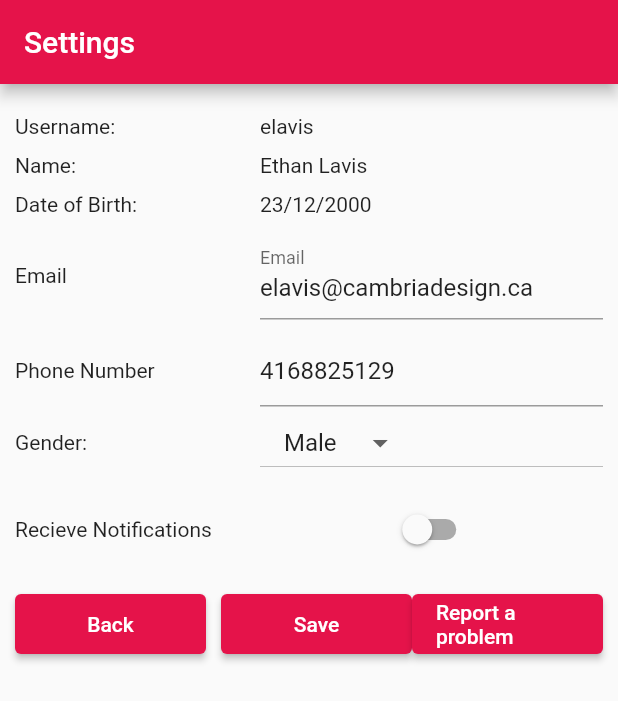
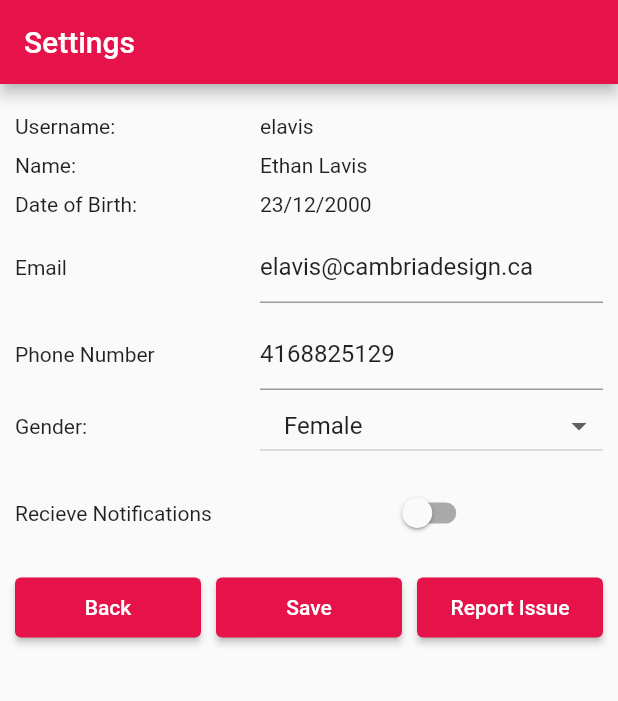
Before and after one commit to CymruLavis/Interano, a Flutter app: the screen it shows after launch, after a tap on "Back", on a phone screen of 412 x 824 dp. Shown: the top 701 px of the screen. Run offline on Flutter 3.47's test engine with Material 2 defaults, Android fonts, the phone set to English and light mode, and no system bars; our stand-ins replace email_validator, google_maps_flutter; missing offline and left inert: dart:html.

Commit message:
worked on personal settings validations

```diff
--- a/lib/settings.dart
+++ b/lib/settings.dart
@@ -1,3 +1,5 @@
+import 'dart:html';
+
 import 'package:flutter/material.dart';
 import 'map_page.dart';
 import 'models/colourSwatch.dart';
@@ -33,6 +35,7 @@ class SettingsWidget extends StatefulWidget {
 class SettingsWidgets extends State<SettingsWidget> {
   int flex1 = 5;
   int flex2 = 7;
+  int flexThirds = 2;
   bool notificationsSwitch = true;
   bool isVisible = false;
   final email = TextEditingController();
@@ -47,10 +50,9 @@ class SettingsWidgets extends State<SettingsWidget> {
     '23/12/2000',
     'elavis@cambriadesign.ca',
     '4168825129',
-    'chery potatoe',
+    'Female',
     false
   ];
-  String dropDown = 'Male';
 
   @override
   Widget build(BuildContext context) {
@@ -100,7 +102,6 @@ class SettingsWidgets extends State<SettingsWidget> {
                     initialValue: initialValues[3],
                     decoration: const InputDecoration(
                       border: UnderlineInputBorder(),
-                      labelText: 'Email',
                     ),
                     onChanged: (value) {
                       if (emailValidation(email.text) == false) {
@@ -163,7 +164,8 @@ class SettingsWidgets extends State<SettingsWidget> {
                   child: ButtonTheme(
                     alignedDropdown: true,
                     child: DropdownButton(
-                      value: dropDown,
+                      isExpanded: true,
+                      value: initialValues[5],
                       items: [
                         DropdownMenuItem(child: Text("Male"), value: "Male"),
                         DropdownMenuItem(
@@ -178,7 +180,7 @@ class SettingsWidgets extends State<SettingsWidget> {
                       onChanged: (value) {
                         if (value is String) {
                           setState(() {
-                            dropDown = value;
+                            initialValues[5] = value;
                           });
                         }
                       },
@@ -216,7 +218,7 @@ class SettingsWidgets extends State<SettingsWidget> {
               mainAxisAlignment: MainAxisAlignment.center,
               children: <Widget>[
                 Expanded(
-                  flex: 3,
+                  flex: flexThirds,
                   child: ElevatedButton(
                     style: ElevatedButton.styleFrom(
                         backgroundColor: Colours().getPrimarySwatch(),
@@ -263,7 +265,7 @@ class SettingsWidgets extends State<SettingsWidget> {
                 ),
                 SizedBox(width: 10),
                 Expanded(
-                  flex: 3,
+                  flex: flexThirds,
                   child: ElevatedButton(
                     child: const Text("Save"),
                     style: ElevatedButton.styleFrom(
@@ -279,9 +281,10 @@ class SettingsWidgets extends State<SettingsWidget> {
                         gender,
                         notificationsSwitch
                       ];
-                      if (checkForChanges(initialValues, finalValues) ==
-                          true) {}
-
+                      //check for change
+                      //dialog box to notify about change about to happen
+                      //save new information
+                      //re validate the account/log out
                       Navigator.push(
                         //check to make sure items are properly filled out and if something has been changed
                         //update personal information in database
@@ -293,13 +296,14 @@ class SettingsWidgets extends State<SettingsWidget> {
                     },
                   ),
                 ),
+                SizedBox(width: 10),
                 Expanded(
-                  flex: 3,
+                  flex: flexThirds,
                   child: ElevatedButton(
                     style: ElevatedButton.styleFrom(
                         backgroundColor: Colours().getPrimarySwatch(),
                         minimumSize: Size(0, 40)),
-                    child: const Text('Report a problem'),
+                    child: const Text('Report Issue'),
                     onPressed: () {},
                   ),
                 ),
@@ -311,8 +315,13 @@ class SettingsWidgets extends State<SettingsWidget> {
 }
 
 bool checkForChanges(List initVals, List finVals) {
-  bool flag = false;
-
+  bool flag = true;
+  // check values in the lists to make sure they are the same
+  for (var i = 0; i < initVals.length; i++) {
+    if (initVals[i] != finVals[i]) {
+      flag = false;
+    }
+  }
   return flag;
 }
 
```
